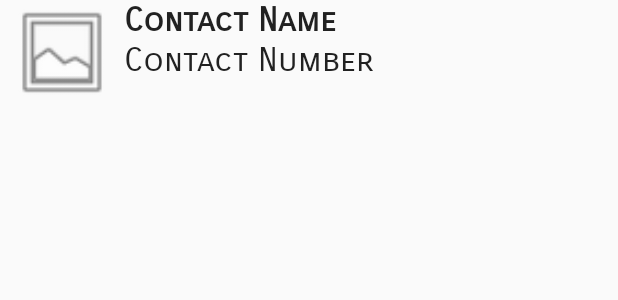
After one commit to tkharishankar/YellowPages, an Android app: the layout contacts_list_row.xml on its own in the app's theme, with its tools: preview values and no code run, on a phone screen of 412 x 824 dp. The commit adds this screen. Shown: the top 300 px of the screen. Run offline under Robolectric (Android 15) with nearby library versions, the phone set to English and light mode, and no system bars.

```diff
--- /dev/null
+++ b/app/src/main/res/layout/contacts_list_row.xml
@@ -0,0 +1,50 @@
+<?xml version="1.0" encoding="utf-8"?>
+<android.support.constraint.ConstraintLayout
+    xmlns:android="http://schemas.android.com/apk/res/android"
+    android:layout_width="match_parent"
+    android:layout_height="match_parent">
+
+    <LinearLayout
+        android:layout_width="match_parent"
+        android:layout_height="70dp"
+        android:orientation="horizontal">
+
+        <LinearLayout
+            android:layout_width="match_parent"
+            android:layout_height="match_parent"
+            android:layout_weight="0.8">
+            <ImageView
+                android:layout_width="match_parent"
+                android:layout_height="match_parent"
+                android:id="@+id/contact_image"
+                android:src="@android:drawable/ic_menu_gallery"
+                />
+        </LinearLayout>
+
+        <LinearLayout
+            android:layout_width="match_parent"
+            android:layout_height="match_parent"
+            android:orientation="vertical"
+            android:layout_weight="0.2">
+            <TextView
+                android:id="@+id/tvContactName"
+                android:layout_width="wrap_content"
+                android:layout_height="wrap_content"
+                android:text="Contact Name"
+                android:textAppearance="@style/Base.TextAppearance.AppCompat.Large"
+                android:textStyle="bold"
+                android:fontFamily="sans-serif-smallcaps"
+                />
+            <TextView
+                android:id="@+id/tvContactNumber"
+                android:layout_width="wrap_content"
+                android:layout_height="wrap_content"
+                android:text="Contact Number"
+                android:textAppearance="@style/Base.TextAppearance.AppCompat.Large"
+                android:fontFamily="sans-serif-smallcaps"
+                />
+        </LinearLayout>
+
+    </LinearLayout>
+
+</android.support.constraint.ConstraintLayout>
```
Also changed, not shown: app/src/main/java/zoho/vinith/yellowpages/ContactClassAdapter.java (added, +55 -0 lines), app/src/main/java/zoho/vinith/yellowpages/ContactListActivity.java (+24 -0 lines), app/src/main/java/zoho/vinith/yellowpages/CustomContactClass.java (added, +48 -0 lines), app/src/main/java/zoho/vinith/yellowpages/MainActivity.java (+38 -2 lines), app/src/main/java/zoho/vinith/yellowpages/MyDBHandler.java (added, +76 -0 lines), app/src/main/res/layout/layout_call_logs.xml (+14 -11 lines), app/src/main/res/layout/layout_contact_list.xml (+8 -8 lines), app/src/main/res/layout/layout_messages.xml (+7 -10 lines).
